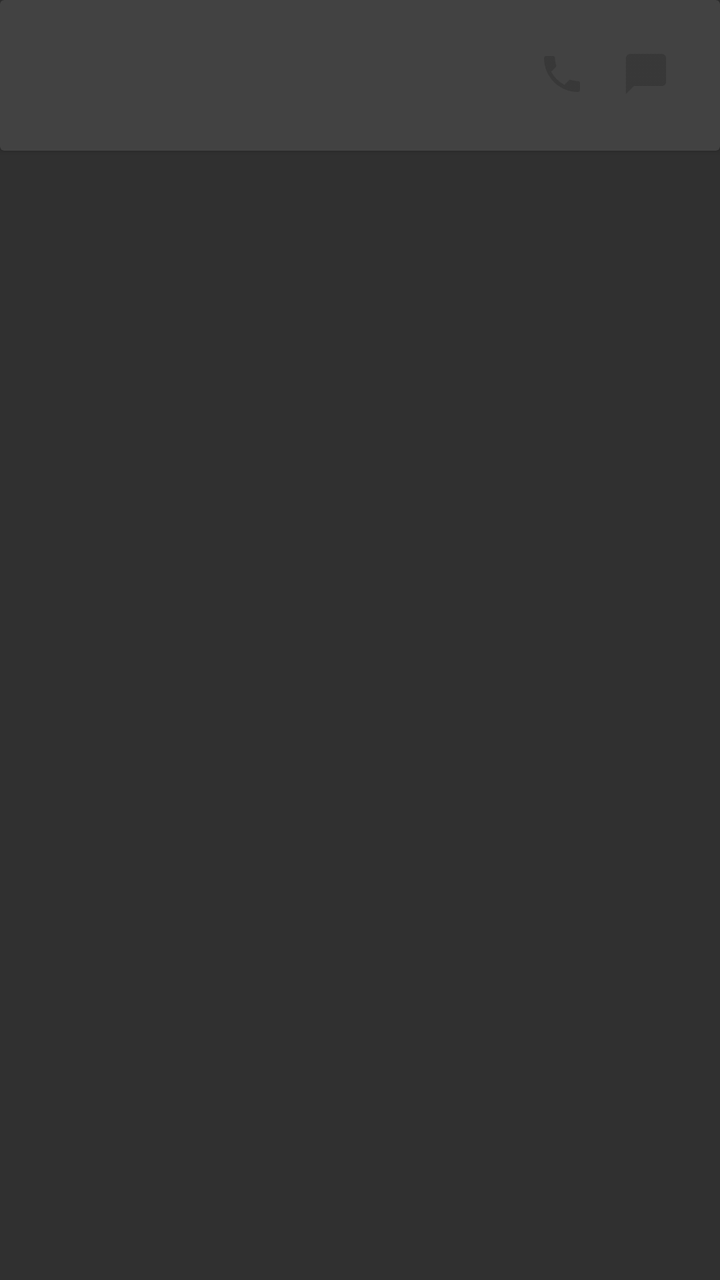
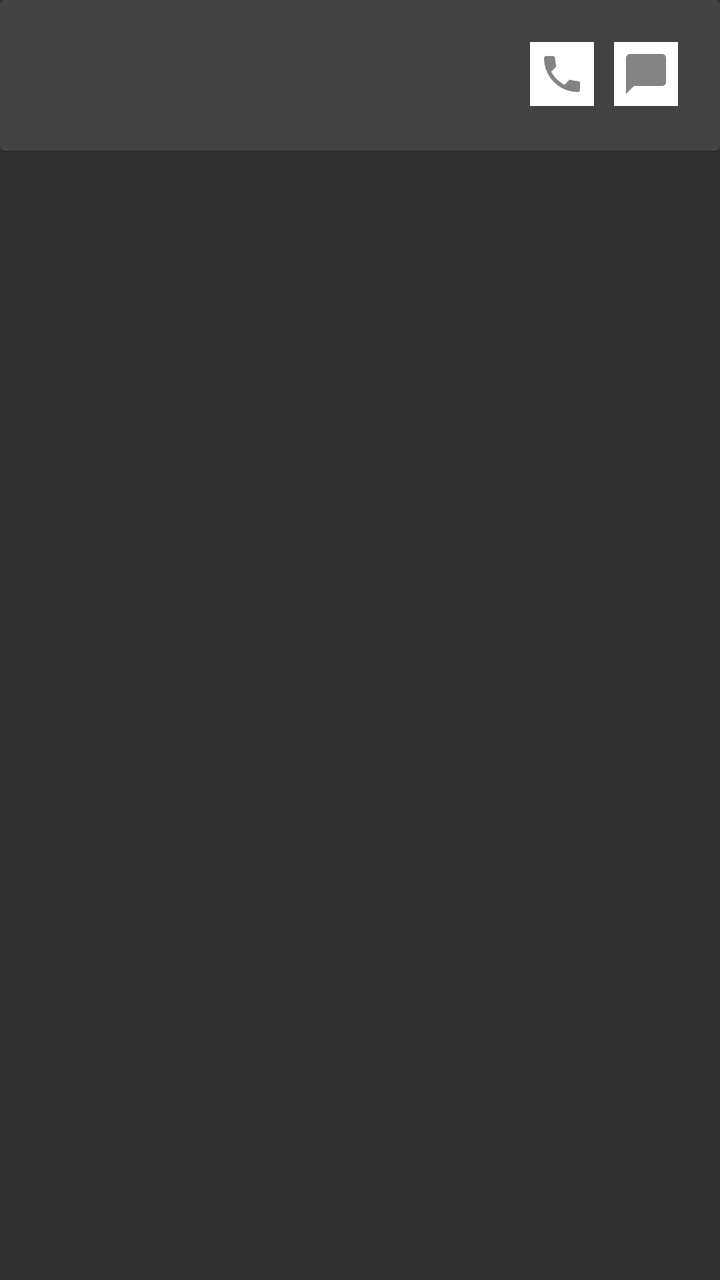

Two renders of the same Android screen: before a commit and after it. Below are the layout's source before the change and the commit's diff.
<!-- AndroidManifest.xml: application theme AppTheme -->
<!-- res/layout/cardview_contacts.xml -->
<LinearLayout xmlns:android="http://schemas.android.com/apk/res/android"
    android:layout_width="match_parent" android:layout_height="match_parent"
    android:paddingBottom="16dp">
    <android.support.v7.widget.CardView
        android:layout_width="match_parent"
        android:layout_height="wrap_content"
        android:id="@+id/cardview_contacts">
        <RelativeLayout
            android:layout_width="match_parent"
            android:layout_height="wrap_content"
            android:padding="16dp"
            >
            <TextView
                android:layout_width="wrap_content"
                android:layout_height="wrap_content"
                android:id="@+id/cardview_contacts_name"
                android:layout_alignParentTop="true"
                android:textSize="18sp"
                android:textColor="@color/primary_material_dark" />
            <TextView
                android:layout_width="wrap_content"
                android:layout_height="wrap_content"
                android:id="@+id/cardview_contacts_number"
                android:layout_below="@+id/cardview_contacts_name"
                android:textColor="@color/primary_material_dark" />

            <LinearLayout
                android:layout_width="wrap_content"
                android:layout_height="wrap_content"
                android:layout_alignParentTop="true"
                android:layout_alignParentEnd="true">

                <ImageButton
                    android:layout_width="wrap_content"
                    android:layout_height="wrap_content"
                    android:id="@+id/cardview_contacts_call"
                    android:src="@drawable/ic_action_call"
                    android:background="?attr/selectableItemBackground"
                    android:layout_margin="5dp" />
                <ImageButton
                    android:layout_width="wrap_content"
                    android:layout_height="wrap_content"
                    android:id="@+id/cardview_contacts_message"
                    android:src="@drawable/ic_action_message"
                    android:background="?attr/selectableItemBackground"
                    android:layout_margin="5dp" />
            </LinearLayout>
        </RelativeLayout>
    </android.support.v7.widget.CardView>
</LinearLayout>
<!-- resources referenced by this layout -->
<resources>
  <!-- drawable ic_action_call: png bitmap (drawable-hdpi, 911 bytes) -->
  <!-- drawable ic_action_message: png bitmap (drawable-hdpi, 441 bytes) -->
  <style name="AppTheme" parent="Theme.AppCompat">
          
          <item name="windowActionBar">false</item>
          <item name="windowNoTitle">true</item>
      </style>
</resources>

<!-- the commit's change to res/layout/cardview_contacts.xml (unified diff, before → after) -->
@@ -28,21 +28,22 @@
                 android:layout_width="wrap_content"
                 android:layout_height="wrap_content"
                 android:layout_alignParentTop="true"
-                android:layout_alignParentEnd="true">
+                android:layout_alignParentEnd="true"
+                >
 
                 <ImageButton
                     android:layout_width="wrap_content"
                     android:layout_height="wrap_content"
                     android:id="@+id/cardview_contacts_call"
                     android:src="@drawable/ic_action_call"
-                    android:background="?attr/selectableItemBackground"
+                    android:background="@drawable/cardview_button"
                     android:layout_margin="5dp" />
                 <ImageButton
                     android:layout_width="wrap_content"
                     android:layout_height="wrap_content"
                     android:id="@+id/cardview_contacts_message"
                     android:src="@drawable/ic_action_message"
-                    android:background="?attr/selectableItemBackground"
+                    android:background="@drawable/cardview_button"
                     android:layout_margin="5dp" />
             </LinearLayout>
         </RelativeLayout>
<!-- resource entries referenced after the edit -->
@@ -1,8 +1,20 @@
 <!-- resources referenced by this layout -->
 <resources>
+  <!-- drawable cardview_button (drawable) -->
+  <?xml version="1.0" encoding="utf-8"?>
+  <selector xmlns:android="http://schemas.android.com/apk/res/android">
+      <item
+          android:state_pressed="true"
+          android:drawable="@color/cardview_shadow_start_color"/>
+      <item
+          android:state_enabled="false"
+          android:drawable="@color/cardview_light_background"/>
+      <item
+          android:drawable="@color/cardview_light_background"/>
+  </selector>
   <!-- drawable ic_action_call: png bitmap (drawable-hdpi, 911 bytes) -->
   <!-- drawable ic_action_message: png bitmap (drawable-hdpi, 441 bytes) -->
-  <style name="AppTheme" parent="Theme.AppCompat">
+  <style name="AppTheme" parent="Theme.AppCompat.NoActionBar">
           
           <item name="windowActionBar">false</item>
           <item name="windowNoTitle">true</item>
